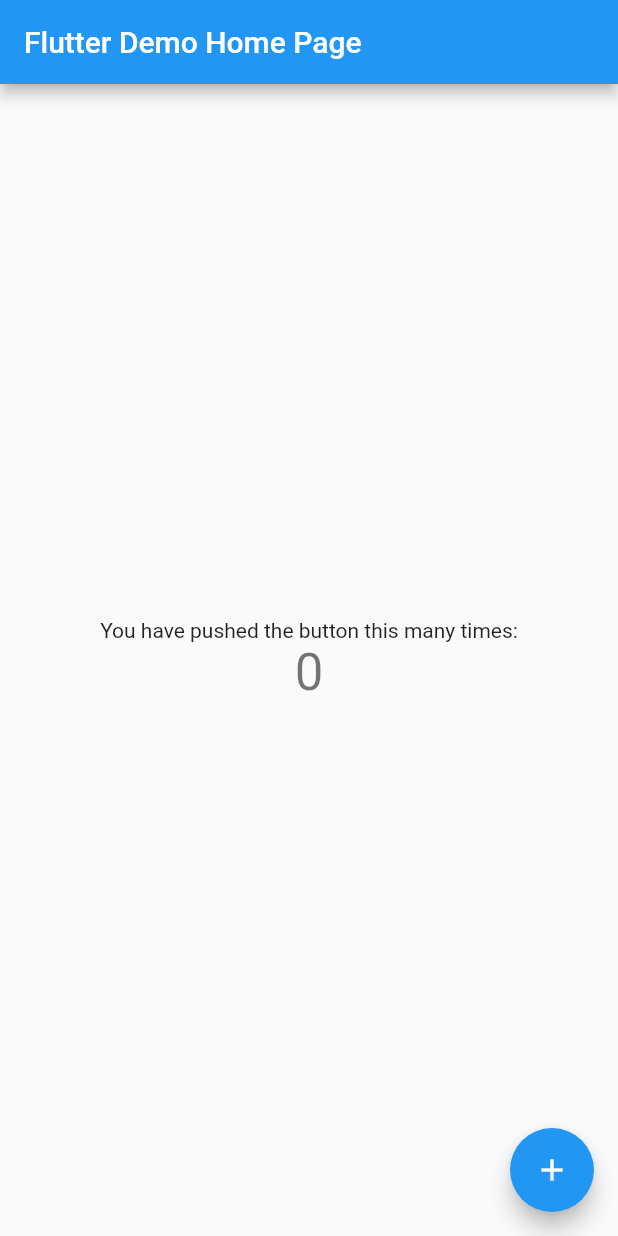
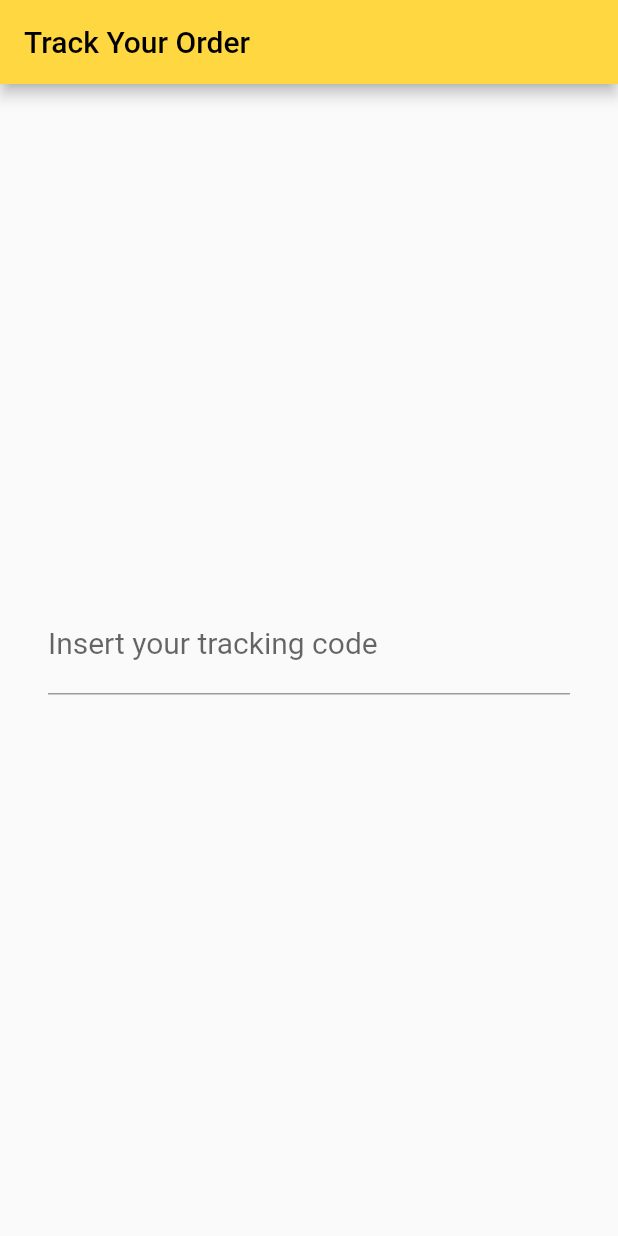
Before and after one commit to MuriloMamede/RastreamentoEncomendas, a Flutter app: the screen it shows after launch, on a phone screen of 412 x 824 dp. Run offline on Flutter 3.47's test engine with Material 2 defaults, Android fonts, the phone set to English and light mode, and no system bars.

Commit message:
Adding a new Interface with scaffold to the project

```diff
--- /dev/null
+++ b/lib/HomePage.dart
@@ -0,0 +1,52 @@
+import 'package:flutter/material.dart';
+
+class Home extends StatefulWidget {
+  @override
+  _HomeState createState() => _HomeState();
+}
+
+class _HomeState extends State<Home> {
+  @override
+  Widget build(BuildContext context) {
+    return Scaffold(
+      appBar: AppBar(
+        title: Text("Track Your Order",
+          style: TextStyle(
+            color: Colors.black,
+          ),
+        ),
+        backgroundColor: Colors.amberAccent,
+      ),
+      body: Center(
+        child: SingleChildScrollView(
+
+        child: Container(
+          child: Padding(padding: EdgeInsets.all(32),
+            child: Column(
+              mainAxisAlignment: MainAxisAlignment.spaceEvenly,
+              children: <Widget>[
+              Padding(padding: EdgeInsets.only( bottom: 20),
+                child: TextField(
+                  keyboardType: TextInputType.number,
+                  decoration: InputDecoration(
+                    labelText: 'Insert your tracking code',
+                  ),
+                  enabled: true,
+                  // maxLength: 16,
+                  //maxLengthEnforced: true,
+                  style: TextStyle(
+                      fontSize: 20,
+                      color: Colors.red
+
+                  ),
+                ),
+              ),
+              ],
+            ),
+          ),
+        )
+      ),
+      ),
+    );
+  }
+}
--- a/lib/main.dart
+++ b/lib/main.dart
@@ -1,111 +1,10 @@
 import 'package:flutter/material.dart';
+import 'HomePage.dart';
+void main(){
 
-void main() => runApp(MyApp());
+  runApp(MaterialApp(
+    debugShowCheckedModeBanner: true,
+    home: Home(),
+  ));
 
-class MyApp extends StatelessWidget {
-  // This widget is the root of your application.
-  @override
-  Widget build(BuildContext context) {
-    return MaterialApp(
-      title: 'Flutter Demo',
-      theme: ThemeData(
-        // This is the theme of your application.
-        //
-        // Try running your application with "flutter run". You'll see the
-        // application has a blue toolbar. Then, without quitting the app, try
-        // changing the primarySwatch below to Colors.green and then invoke
-        // "hot reload" (press "r" in the console where you ran "flutter run",
-        // or simply save your changes to "hot reload" in a Flutter IDE).
-        // Notice that the counter didn't reset back to zero; the application
-        // is not restarted.
-        primarySwatch: Colors.blue,
-      ),
-      home: MyHomePage(title: 'Flutter Demo Home Page'),
-    );
-  }
 }
-
-class MyHomePage extends StatefulWidget {
-  MyHomePage({Key key, this.title}) : super(key: key);
-
-  // This widget is the home page of your application. It is stateful, meaning
-  // that it has a State object (defined below) that contains fields that affect
-  // how it looks.
-
-  // This class is the configuration for the state. It holds the values (in this
-  // case the title) provided by the parent (in this case the App widget) and
-  // used by the build method of the State. Fields in a Widget subclass are
-  // always marked "final".
-
-  final String title;
-
-  @override
-  _MyHomePageState createState() => _MyHomePageState();
-}
-
-class _MyHomePageState extends State<MyHomePage> {
-  int _counter = 0;
-
-  void _incrementCounter() {
-    setState(() {
-      // This call to setState tells the Flutter framework that something has
-      // changed in this State, which causes it to rerun the build method below
-      // so that the display can reflect the updated values. If we changed
-      // _counter without calling setState(), then the build method would not be
-      // called again, and so nothing would appear to happen.
-      _counter++;
-    });
-  }
-
-  @override
-  Widget build(BuildContext context) {
-    // This method is rerun every time setState is called, for instance as done
-    // by the _incrementCounter method above.
-    //
-    // The Flutter framework has been optimized to make rerunning build methods
-    // fast, so that you can just rebuild anything that needs updating rather
-    // than having to individually change instances of widgets.
-    return Scaffold(
-      appBar: AppBar(
-        // Here we take the value from the MyHomePage object that was created by
-        // the App.build method, and use it to set our appbar title.
-        title: Text(widget.title),
-      ),
-      body: Center(
-        // Center is a layout widget. It takes a single child and positions it
-        // in the middle of the parent.
-        child: Column(
-          // Column is also a layout widget. It takes a list of children and
-          // arranges them vertically. By default, it sizes itself to fit its
-          // children horizontally, and tries to be as tall as its parent.
-          //
-          // Invoke "debug painting" (press "p" in the console, choose the
-          // "Toggle Debug Paint" action from the Flutter Inspector in Android
-          // Studio, or the "Toggle Debug Paint" command in Visual Studio Code)
-          // to see the wireframe for each widget.
-          //
-          // Column has various properties to control how it sizes itself and
-          // how it positions its children. Here we use mainAxisAlignment to
-          // center the children vertically; the main axis here is the vertical
-          // axis because Columns are vertical (the cross axis would be
-          // horizontal).
-          mainAxisAlignment: MainAxisAlignment.center,
-          children: <Widget>[
-            Text(
-              'You have pushed the button this many times:',
-            ),
-            Text(
-              '$_counter',
-              style: Theme.of(context).textTheme.display1,
-            ),
-          ],
-        ),
-      ),
-      floatingActionButton: FloatingActionButton(
-        onPressed: _incrementCounter,
-        tooltip: 'Increment',
-        child: Icon(Icons.add),
-      ), // This trailing comma makes auto-formatting nicer for build methods.
-    );
-  }
-}
```
